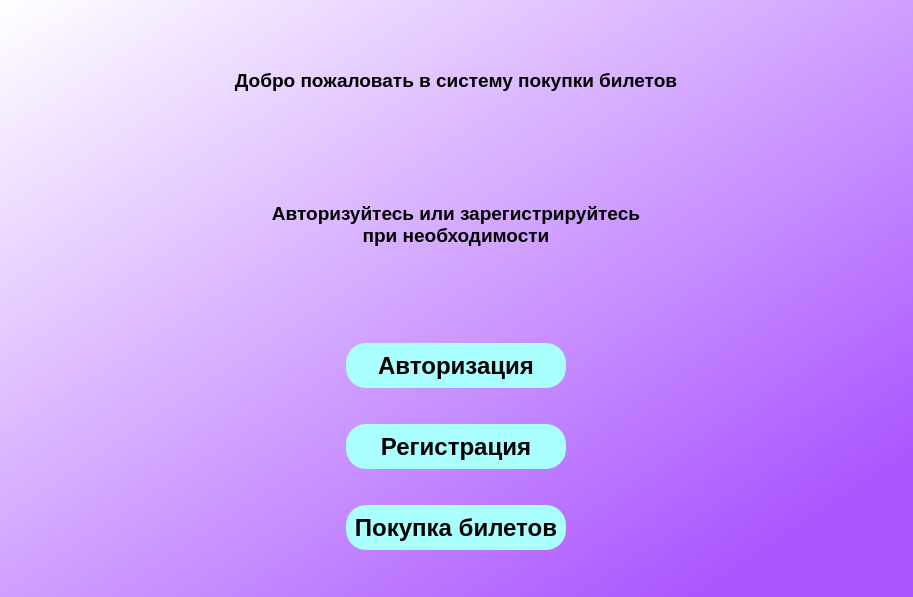
Above: menu.ui from Mihailus2000/sem08_BSBD_Kursach before the change. Below: the same form after it.
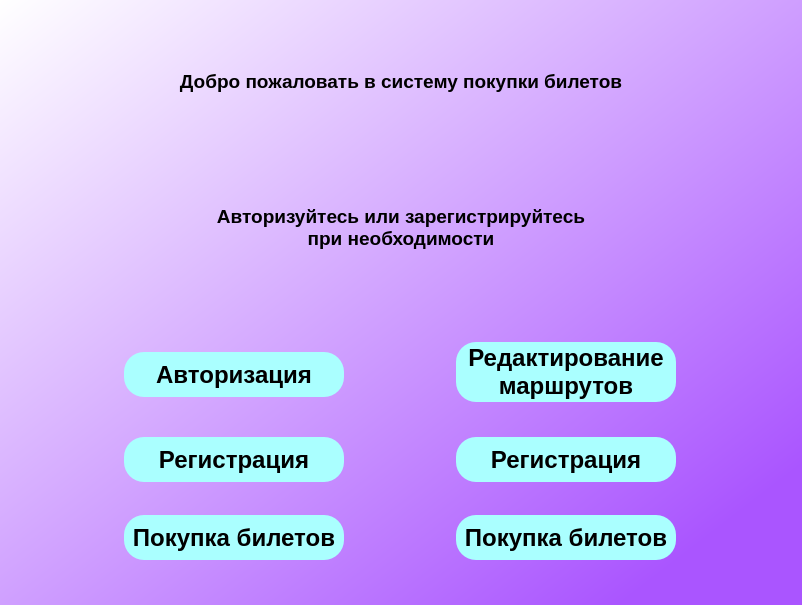
That is the form after the change. The open tabs and pages were chosen to show the change. Icons and pictures are not drawn.

Commit message: stop work there

Patch:
```diff
--- a/menu.ui
+++ b/menu.ui
@@ -6,8 +6,8 @@
    <rect>
     <x>0</x>
     <y>0</y>
-    <width>913</width>
-    <height>597</height>
+    <width>802</width>
+    <height>605</height>
    </rect>
   </property>
   <property name="sizePolicy">
@@ -141,12 +141,12 @@
        </item>
        <item>
         <widget class="QWidget" name="widget_6" native="true">
-         <layout class="QVBoxLayout" name="verticalLayout_5">
+         <layout class="QGridLayout" name="gridLayout">
           <property name="sizeConstraint">
            <enum>QLayout::SetDefaultConstraint</enum>
           </property>
-          <item alignment="Qt::AlignHCenter">
-           <widget class="QPushButton" name="authorization_menu_btn">
+          <item row="0" column="1">
+           <widget class="QPushButton" name="edit_routes_menu_btn">
             <property name="sizePolicy">
              <sizepolicy hsizetype="Preferred" vsizetype="Preferred">
               <horstretch>0</horstretch>
@@ -156,13 +156,13 @@
             <property name="minimumSize">
              <size>
               <width>220</width>
-              <height>45</height>
+              <height>60</height>
              </size>
             </property>
             <property name="maximumSize">
              <size>
               <width>200</width>
-              <height>40</height>
+              <height>60</height>
              </size>
             </property>
             <property name="font">
@@ -178,48 +178,12 @@
 border-radius:20</string>
             </property>
             <property name="text">
-             <string>Авторизация</string>
+             <string>Редактирование
+маршрутов</string>
             </property>
            </widget>
           </item>
-          <item alignment="Qt::AlignHCenter">
-           <widget class="QPushButton" name="registration_menu_btn">
-            <property name="sizePolicy">
-             <sizepolicy hsizetype="Minimum" vsizetype="Preferred">
-              <horstretch>0</horstretch>
-              <verstretch>0</verstretch>
-             </sizepolicy>
-            </property>
-            <property name="minimumSize">
-             <size>
-              <width>220</width>
-              <height>45</height>
-             </size>
-            </property>
-            <property name="maximumSize">
-             <size>
-              <width>200</width>
-              <height>40</height>
-             </size>
-            </property>
-            <property name="font">
-             <font>
-              <family>Arial</family>
-              <pointsize>18</pointsize>
-              <weight>75</weight>
-              <bold>true</bold>
-             </font>
-            </property>
-            <property name="styleSheet">
-             <string notr="true">background-color: rgb(170, 255, 255);
-border-radius:20</string>
-            </property>
-            <property name="text">
-             <string>Регистрация</string>
-            </property>
-           </widget>
-          </item>
-          <item alignment="Qt::AlignHCenter">
+          <item row="2" column="0">
            <widget class="QPushButton" name="buy_tickets_menu_btn">
             <property name="sizePolicy">
              <sizepolicy hsizetype="Minimum" vsizetype="Minimum">
@@ -256,6 +220,154 @@
             </property>
            </widget>
           </item>
+          <item row="1" column="0">
+           <widget class="QPushButton" name="registration_menu_btn">
+            <property name="sizePolicy">
+             <sizepolicy hsizetype="Minimum" vsizetype="Preferred">
+              <horstretch>0</horstretch>
+              <verstretch>0</verstretch>
+             </sizepolicy>
+            </property>
+            <property name="minimumSize">
+             <size>
+              <width>220</width>
+              <height>45</height>
+             </size>
+            </property>
+            <property name="maximumSize">
+             <size>
+              <width>200</width>
+              <height>40</height>
+             </size>
+            </property>
+            <property name="font">
+             <font>
+              <family>Arial</family>
+              <pointsize>18</pointsize>
+              <weight>75</weight>
+              <bold>true</bold>
+             </font>
+            </property>
+            <property name="styleSheet">
+             <string notr="true">background-color: rgb(170, 255, 255);
+border-radius:20</string>
+            </property>
+            <property name="text">
+             <string>Регистрация</string>
+            </property>
+           </widget>
+          </item>
+          <item row="0" column="0">
+           <widget class="QPushButton" name="authorization_menu_btn">
+            <property name="sizePolicy">
+             <sizepolicy hsizetype="Preferred" vsizetype="Preferred">
+              <horstretch>0</horstretch>
+              <verstretch>0</verstretch>
+             </sizepolicy>
+            </property>
+            <property name="minimumSize">
+             <size>
+              <width>220</width>
+              <height>45</height>
+             </size>
+            </property>
+            <property name="maximumSize">
+             <size>
+              <width>200</width>
+              <height>40</height>
+             </size>
+            </property>
+            <property name="font">
+             <font>
+              <family>Arial</family>
+              <pointsize>18</pointsize>
+              <weight>75</weight>
+              <bold>true</bold>
+             </font>
+            </property>
+            <property name="styleSheet">
+             <string notr="true">background-color: rgb(170, 255, 255);
+border-radius:20</string>
+            </property>
+            <property name="text">
+             <string>Авторизация</string>
+            </property>
+           </widget>
+          </item>
+          <item row="1" column="1">
+           <widget class="QPushButton" name="registration_menu_btn_2">
+            <property name="sizePolicy">
+             <sizepolicy hsizetype="Minimum" vsizetype="Preferred">
+              <horstretch>0</horstretch>
+              <verstretch>0</verstretch>
+             </sizepolicy>
+            </property>
+            <property name="minimumSize">
+             <size>
+              <width>220</width>
+              <height>45</height>
+             </size>
+            </property>
+            <property name="maximumSize">
+             <size>
+              <width>200</width>
+              <height>40</height>
+             </size>
+            </property>
+            <property name="font">
+             <font>
+              <family>Arial</family>
+              <pointsize>18</pointsize>
+              <weight>75</weight>
+              <bold>true</bold>
+             </font>
+            </property>
+            <property name="styleSheet">
+             <string notr="true">background-color: rgb(170, 255, 255);
+border-radius:20</string>
+            </property>
+            <property name="text">
+             <string>Регистрация</string>
+            </property>
+           </widget>
+          </item>
+          <item row="2" column="1">
+           <widget class="QPushButton" name="buy_tickets_menu_btn_2">
+            <property name="sizePolicy">
+             <sizepolicy hsizetype="Minimum" vsizetype="Minimum">
+              <horstretch>0</horstretch>
+              <verstretch>0</verstretch>
+             </sizepolicy>
+            </property>
+            <property name="minimumSize">
+             <size>
+              <width>220</width>
+              <height>45</height>
+             </size>
+            </property>
+            <property name="maximumSize">
+             <size>
+              <width>400</width>
+              <height>40</height>
+             </size>
+            </property>
+            <property name="font">
+             <font>
+              <family>Arial</family>
+              <pointsize>18</pointsize>
+              <weight>75</weight>
+              <bold>true</bold>
+             </font>
+            </property>
+            <property name="styleSheet">
+             <string notr="true">background-color: rgb(170, 255, 255);
+border-radius:20</string>
+            </property>
+            <property name="text">
+             <string>Покупка билетов</string>
+            </property>
+           </widget>
+          </item>
          </layout>
         </widget>
        </item>
```
Left out of the diff: 66 changed lines with no effect on the pictures. The commit also changes 2 other files.
